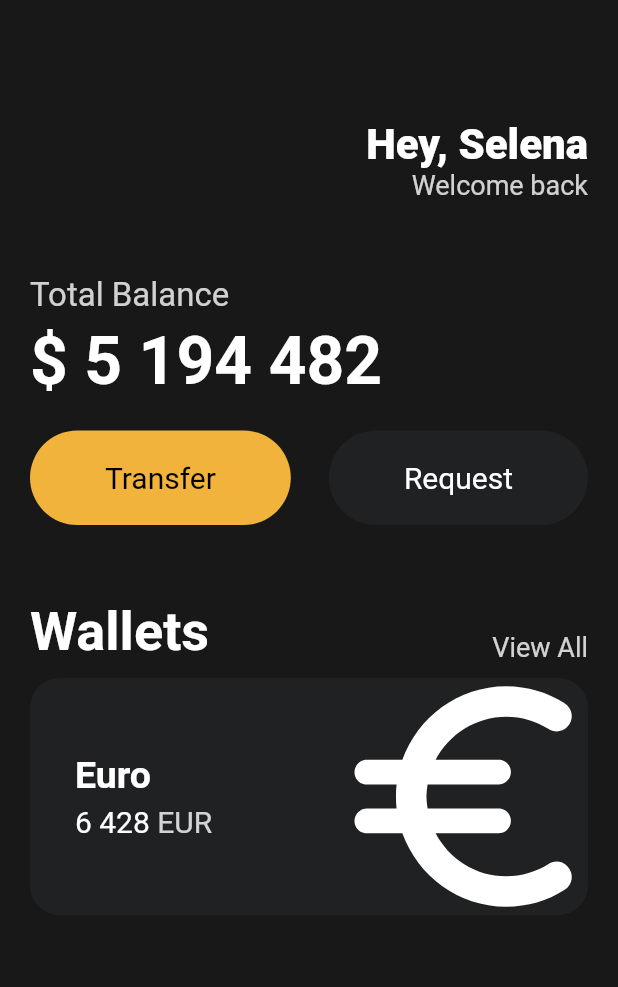
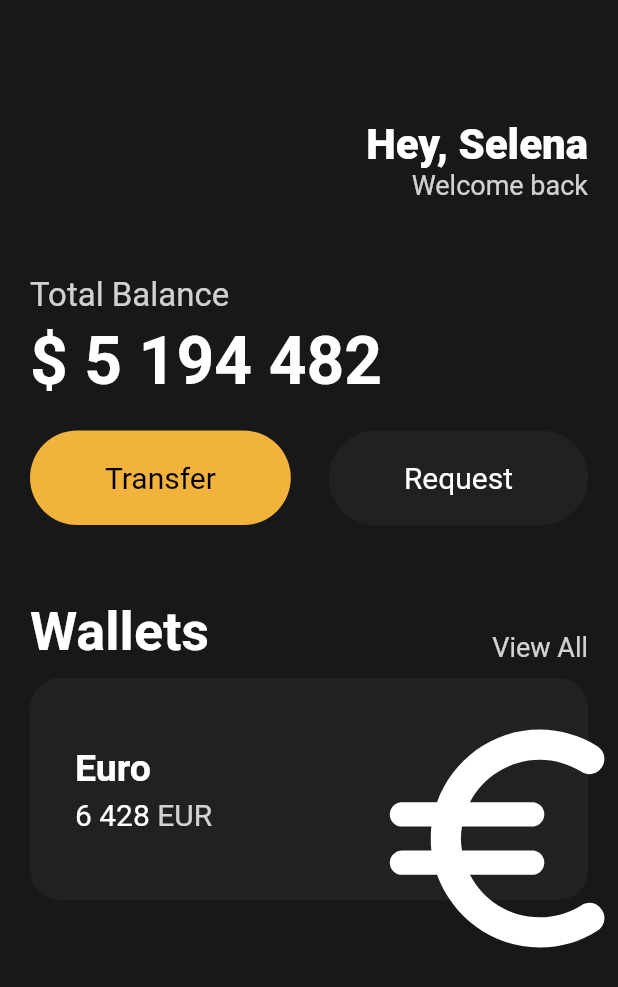
Before and after one commit to kimgeuntae/mobile_wallet, a Flutter app: the screen it shows after launch, on a phone screen of 412 x 824 dp. Shown: the top 987 px of the screen. Run offline on Flutter 3.47's test engine with Material 2 defaults, Android fonts, the light colour scheme and no system bars.

Commit message:
Ref: 아이콘 위치

```diff
--- a/lib/main.dart
+++ b/lib/main.dart
@@ -170,11 +170,15 @@ class MyApp extends StatelessWidget {
                         ],
                       ),
                       Transform.scale(
-                        scale: 2,
-                        child: const Icon(
-                          Icons.euro_rounded,
-                          color: Colors.white,
-                          size: 98,
+                        scale: 2.2,
+                        child: Transform.translate(
+                          // 아이콘 위치 조정
+                          offset: const Offset(8, 15),
+                          child: const Icon(
+                            Icons.euro_rounded,
+                            color: Colors.white,
+                            size: 88,
+                          ),
                         ),
                       ),
                     ],
```
